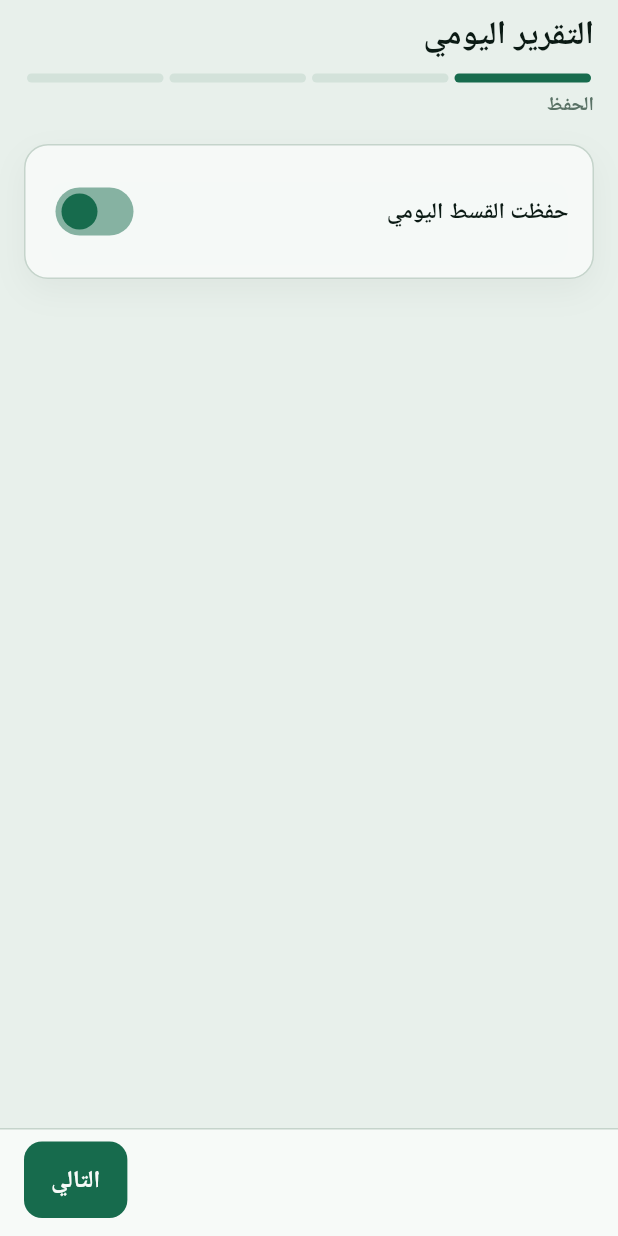
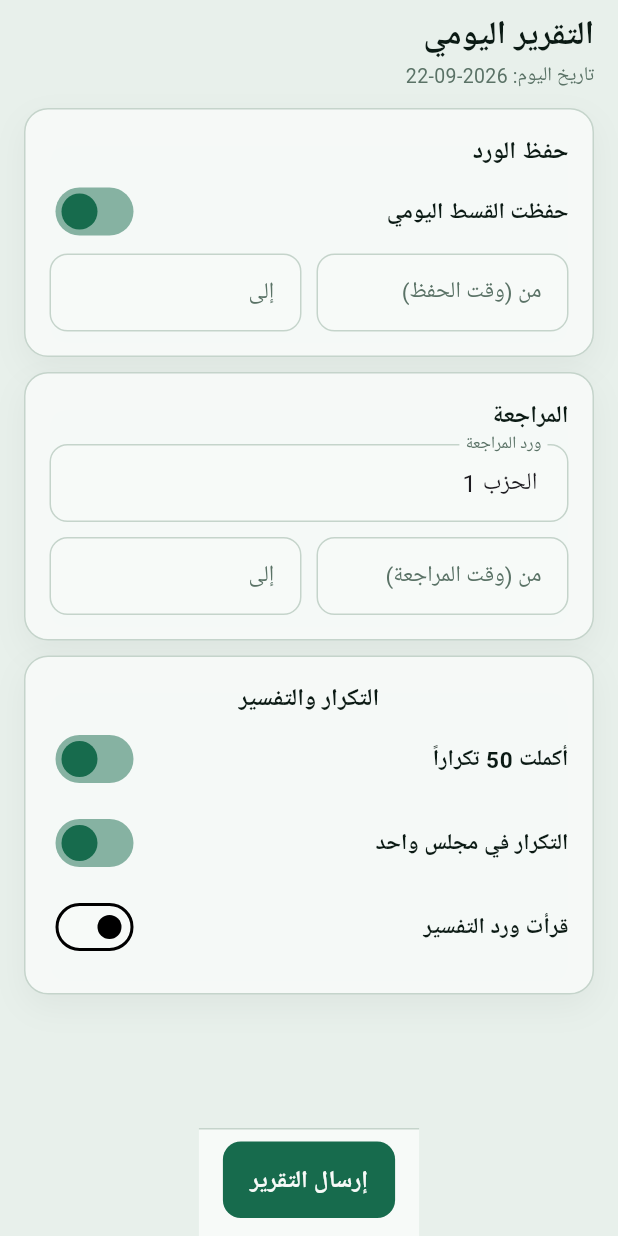
Before and after one commit to fayed23/Ertaki-Project, a Flutter app: the StudentDailyReport widget shown alone on an empty page, opened directly with empty values, on a phone screen of 412 x 824 dp. Run offline on Flutter 3.47's test engine with Material 3 defaults, Android fonts, the phone set to English and light mode, and no system bars; our stand-ins replace flutter_local_notifications, google_fonts, shared_preferences, timezone; accounts and stored records are empty; network calls fail; Roboto replaces fonts that are missing (Cairo).

Commit message:
Use single-screen daily report and add workflow.md
Replace the stepped student report wizard with one view of all fields plus sticky submit, and document shipped product capabilities in workflow.md for ongoing maintenance.

Co-authored-by: fayed1346 <fayed1346@gmail.com>

```diff
--- a/mobile/lib/student_screens.dart
+++ b/mobile/lib/student_screens.dart
@@ -283,20 +283,34 @@ class StudentDailyReport extends StatefulWidget {
 }
 
 class _StudentDailyReportState extends State<StudentDailyReport> {
-  int step = 0;
   bool memorizedQuota = true;
   bool fifty = true;
   bool oneSitting = true;
   bool tafsir = false;
   final reviewCtrl = TextEditingController(text: 'الحزب 1');
+  final memFromCtrl = TextEditingController();
+  final memToCtrl = TextEditingController();
+  final reviewFromCtrl = TextEditingController();
+  final reviewToCtrl = TextEditingController();
   bool loading = false;
   bool alreadySubmitted = false;
   bool checking = true;
+  String? validationError;
 
   @override
   void initState() {
     super.initState();
     _check();
+  }
+
+  @override
+  void dispose() {
+    reviewCtrl.dispose();
+    memFromCtrl.dispose();
+    memToCtrl.dispose();
+    reviewFromCtrl.dispose();
+    reviewToCtrl.dispose();
+    super.dispose();
   }
 
   Future<void> _check() async {
@@ -311,13 +325,27 @@ class _StudentDailyReportState extends State<StudentDailyReport> {
     }
   }
 
+  bool _validate() {
+    if (reviewCtrl.text.trim().isEmpty) {
+      setState(() => validationError = 'أدخل ورد المراجعة');
+      return false;
+    }
+    setState(() => validationError = null);
+    return true;
+  }
+
   Future<void> submit() async {
+    if (!_validate()) return;
     setState(() => loading = true);
     try {
       await widget.api.post('/daily-reports', {
         'reportDate': todayIso(),
         'memorizedQuota': memorizedQuota,
+        'memorizationFrom': memFromCtrl.text.trim().isEmpty ? null : memFromCtrl.text.trim(),
+        'memorizationTo': memToCtrl.text.trim().isEmpty ? null : memToCtrl.text.trim(),
         'reviewPortion': reviewCtrl.text.trim(),
+        'reviewFrom': reviewFromCtrl.text.trim().isEmpty ? null : reviewFromCtrl.text.trim(),
+        'reviewTo': reviewToCtrl.text.trim().isEmpty ? null : reviewToCtrl.text.trim(),
         'completedFiftyRepetitions': fifty,
         'repeatedInOneSitting': oneSitting,
         'readTafsir': tafsir,
@@ -339,7 +367,7 @@ class _StudentDailyReportState extends State<StudentDailyReport> {
     if (alreadySubmitted) {
       return ListView(
         padding: const EdgeInsets.all(16),
-        children: [
+        children: const [
           EmptyState(
             icon: Icons.lock_outline,
             title: 'تقرير اليوم مُرسل',
@@ -349,92 +377,128 @@ class _StudentDailyReportState extends State<StudentDailyReport> {
       );
     }
 
-    final steps = ['الحفظ', 'المراجعة', 'التكرار والتفسير', 'إرسال'];
     return Column(
       children: [
-        Padding(
-          padding: const EdgeInsets.fromLTRB(16, 8, 16, 0),
-          child: Column(
-            crossAxisAlignment: CrossAxisAlignment.start,
+        Expanded(
+          child: ListView(
+            padding: const EdgeInsets.fromLTRB(16, 8, 16, 16),
             children: [
               Text('التقرير اليومي', style: ui(size: 22, weight: FontWeight.w700)),
-              const SizedBox(height: 8),
+              Text('تاريخ اليوم: ${todayIso()}', style: ui(size: 13, color: Brand.muted)),
+              const SizedBox(height: 12),
+              SoftPanel(
+                child: Column(
+                  crossAxisAlignment: CrossAxisAlignment.stretch,
+                  children: [
+                    Text('حفظ الورد', style: ui(size: 16, weight: FontWeight.w700)),
+                    SwitchListTile(
+                      contentPadding: EdgeInsets.zero,
+                      activeColor: Brand.forestMid,
+                      title: Text('حفظت القسط اليومي', style: ui(weight: FontWeight.w600)),
+                      value: memorizedQuota,
+                      onChanged: (v) => setState(() => memorizedQuota = v),
+                    ),
                     Row(
-                children: List.generate(steps.length, (i) {
-                  final active = i <= step;
-                  return Expanded(
-                    child: Container(
-                      margin: const EdgeInsets.symmetric(horizontal: 2),
-                      height: 6,
-                      decoration: BoxDecoration(
-                        color: active ? Brand.forestMid : Brand.mistDeep,
-                        borderRadius: BorderRadius.circular(4),
+                      children: [
+                        Expanded(
+                          child: TextField(
+                            controller: memFromCtrl,
+                            textDirection: TextDirection.ltr,
+                            decoration: const InputDecoration(
+                              labelText: 'من (وقت الحفظ)',
+                              hintText: '20:00',
                             ),
                           ),
-                  );
-                }),
                         ),
-              const SizedBox(height: 6),
-              Text(steps[step], style: ui(size: 13, color: Brand.muted, weight: FontWeight.w600)),
+                        const SizedBox(width: 10),
+                        Expanded(
+                          child: TextField(
+                            controller: memToCtrl,
+                            textDirection: TextDirection.ltr,
+                            decoration: const InputDecoration(
+                              labelText: 'إلى',
+                              hintText: '21:00',
+                            ),
+                          ),
+                        ),
+                      ],
+                    ),
                   ],
                 ),
               ),
-        Expanded(
-          child: ListView(
-            padding: const EdgeInsets.all(16),
+              const SizedBox(height: 10),
+              SoftPanel(
+                child: Column(
+                  crossAxisAlignment: CrossAxisAlignment.stretch,
                   children: [
-              SoftPanel(
-                child: switch (step) {
-                  0 => SwitchListTile(
-                      contentPadding: EdgeInsets.zero,
-                      activeColor: Brand.forestMid,
-                      title: Text('حفظت القسط اليومي', style: ui(weight: FontWeight.w700)),
-                      value: memorizedQuota,
-                      onChanged: (v) => setState(() => memorizedQuota = v),
-                    ),
-                  1 => TextField(
+                    Text('المراجعة', style: ui(size: 16, weight: FontWeight.w700)),
+                    const SizedBox(height: 8),
+                    TextField(
                       controller: reviewCtrl,
                       decoration: const InputDecoration(labelText: 'ورد المراجعة'),
                     ),
-                  2 => Column(
+                    const SizedBox(height: 10),
+                    Row(
                       children: [
+                        Expanded(
+                          child: TextField(
+                            controller: reviewFromCtrl,
+                            textDirection: TextDirection.ltr,
+                            decoration: const InputDecoration(
+                              labelText: 'من (وقت المراجعة)',
+                              hintText: '21:00',
+                            ),
+                          ),
+                        ),
+                        const SizedBox(width: 10),
+                        Expanded(
+                          child: TextField(
+                            controller: reviewToCtrl,
+                            textDirection: TextDirection.ltr,
+                            decoration: const InputDecoration(
+                              labelText: 'إلى',
+                              hintText: '21:30',
+                            ),
+                          ),
+                        ),
+                      ],
+                    ),
+                  ],
+                ),
+              ),
+              const SizedBox(height: 10),
+              SoftPanel(
+                child: Column(
+                  children: [
+                    Text('التكرار والتفسير', style: ui(size: 16, weight: FontWeight.w700)),
                     SwitchListTile(
                       contentPadding: EdgeInsets.zero,
                       activeColor: Brand.forestMid,
-                          title: Text('أكملت 50 تكراراً', style: ui(weight: FontWeight.w700)),
+                      title: Text('أكملت 50 تكراراً', style: ui(weight: FontWeight.w600)),
                       value: fifty,
                       onChanged: (v) => setState(() => fifty = v),
                     ),
                     SwitchListTile(
                       contentPadding: EdgeInsets.zero,
                       activeColor: Brand.forestMid,
-                          title: Text('التكرار في مجلس واحد', style: ui(weight: FontWeight.w700)),
+                      title: Text('التكرار في مجلس واحد', style: ui(weight: FontWeight.w600)),
                       value: oneSitting,
                       onChanged: (v) => setState(() => oneSitting = v),
                     ),
                     SwitchListTile(
                       contentPadding: EdgeInsets.zero,
                       activeColor: Brand.forestMid,
-                          title: Text('قرأت ورد التفسير', style: ui(weight: FontWeight.w700)),
+                      title: Text('قرأت ورد التفسير', style: ui(weight: FontWeight.w600)),
                       value: tafsir,
                       onChanged: (v) => setState(() => tafsir = v),
                     ),
                   ],
                 ),
-                  _ => Column(
-                      crossAxisAlignment: CrossAxisAlignment.start,
-                      children: [
-                        Text('مراجعة قبل الإرسال', style: ui(weight: FontWeight.w700)),
+              ),
+              if (validationError != null) ...[
                 const SizedBox(height: 8),
-                        Text('القسط: ${memorizedQuota ? 'نعم' : 'لا'}', style: ui()),
-                        Text('المراجعة: ${reviewCtrl.text}', style: ui()),
-                        Text('50 تكرار: ${fifty ? 'نعم' : 'لا'}', style: ui()),
-                        Text('مجلس واحد: ${oneSitting ? 'نعم' : 'لا'}', style: ui()),
-                        Text('تفسير: ${tafsir ? 'نعم' : 'لا'}', style: ui()),
+                Text(validationError!, style: ui(size: 13, color: Brand.danger, weight: FontWeight.w600)),
               ],
-                    ),
-                },
-              ),
             ],
           ),
         ),
@@ -445,25 +509,9 @@ class _StudentDailyReportState extends State<StudentDailyReport> {
               color: Brand.paper,
               border: Border(top: BorderSide(color: Brand.line)),
             ),
-            child: Row(
-              children: [
-                if (step > 0)
-                  OutlinedButton(
-                    onPressed: () => setState(() => step--),
-                    child: const Text('رجوع'),
-                  ),
-                const Spacer(),
-                if (step < 3)
-                  FilledButton(
-                    onPressed: () => setState(() => step++),
-                    child: const Text('التالي'),
-                  )
-                else
-                  FilledButton(
+            child: FilledButton(
               onPressed: loading ? null : submit,
               child: Text(loading ? 'جاري الإرسال…' : 'إرسال التقرير'),
-                  ),
-              ],
             ),
           ),
         ),
```
Also changed, not shown: 3 other files. Lines whose indentation alone changed are shown as unchanged.
